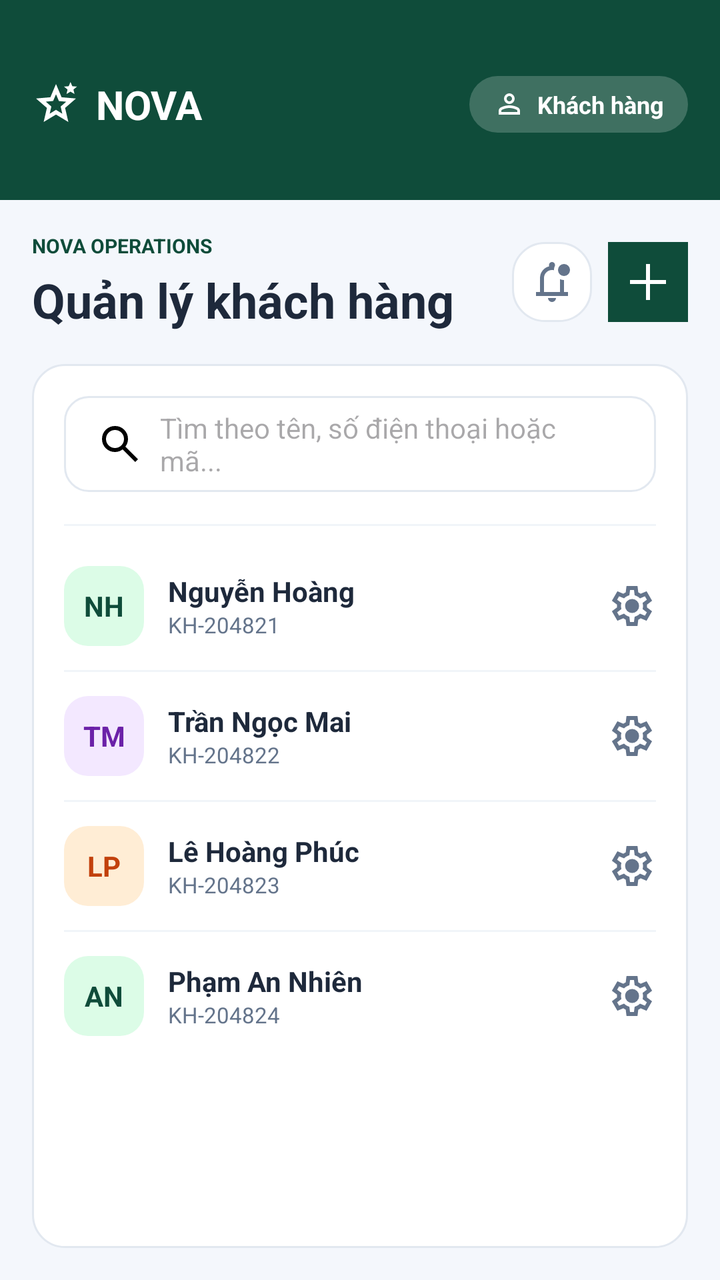
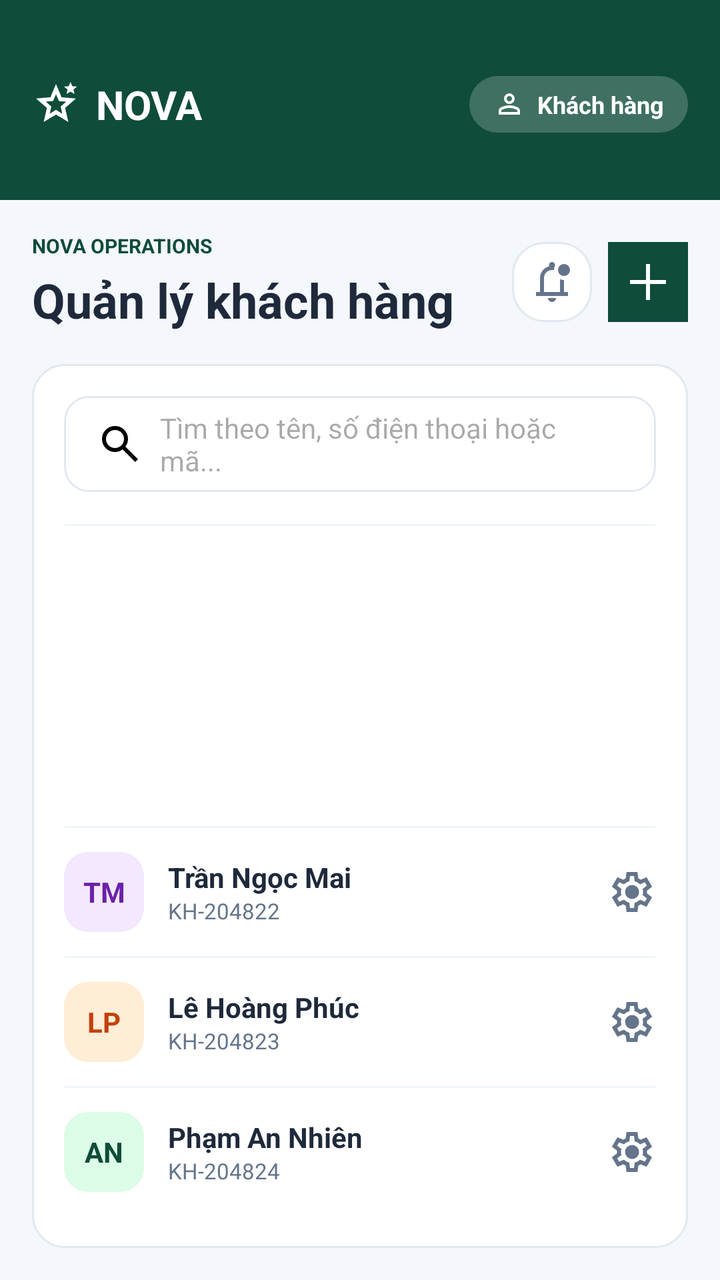

The first picture is an Android layout as it rendered before a commit; the second is the same layout after the commit. The layout source and the unified diff follow.
<!-- AndroidManifest.xml: application theme Theme.Industrial_and_Commercial_Bank_of_TDTU -->
<!-- res/layout/activity_customer_manager.xml -->
<?xml version="1.0" encoding="utf-8"?>
<androidx.constraintlayout.widget.ConstraintLayout xmlns:android="http://schemas.android.com/apk/res/android"
    xmlns:app="http://schemas.android.com/apk/res-auto"
    xmlns:tools="http://schemas.android.com/tools"
    android:id="@+id/main"
    android:layout_width="match_parent"
    android:layout_height="match_parent"
    android:background="#F4F7FC"
    tools:context=".CustomerManager">

    
    <View
        android:id="@+id/headerBg"
        android:layout_width="match_parent"
        android:layout_height="100dp"
        android:background="@drawable/bg_header_dark_green"
        app:layout_constraintTop_toTopOf="parent" />

    
    <ImageView
        android:id="@+id/imgLogo"
        android:layout_width="24dp"
        android:layout_height="24dp"
        android:layout_marginStart="16dp"
        android:layout_marginTop="40dp"
        android:src="@drawable/stars_2"
        app:tint="#FFFFFF"
        app:layout_constraintStart_toStartOf="parent"
        app:layout_constraintTop_toTopOf="parent" />

    <TextView
        android:layout_width="wrap_content"
        android:layout_height="wrap_content"
        android:layout_marginStart="8dp"
        android:text="NOVA"
        android:textColor="#FFFFFF"
        android:textSize="20sp"
        android:textStyle="bold"
        app:layout_constraintBottom_toBottomOf="@+id/imgLogo"
        app:layout_constraintStart_toEndOf="@+id/imgLogo"
        app:layout_constraintTop_toTopOf="@+id/imgLogo" />

    <LinearLayout
        android:layout_width="wrap_content"
        android:layout_height="wrap_content"
        android:layout_marginEnd="16dp"
        android:background="@drawable/bg_pill_transparent"
        android:gravity="center_vertical"
        android:orientation="horizontal"
        android:paddingHorizontal="12dp"
        android:paddingVertical="6dp"
        app:layout_constraintBottom_toBottomOf="@+id/imgLogo"
        app:layout_constraintEnd_toEndOf="parent"
        app:layout_constraintTop_toTopOf="@+id/imgLogo">

        <ImageView
            android:layout_width="16dp"
            android:layout_height="16dp"
            android:src="@drawable/person_24px"
            app:tint="#FFFFFF" />

        <TextView
            android:layout_width="wrap_content"
            android:layout_height="wrap_content"
            android:layout_marginStart="6dp"
            android:text="Khách hàng"
            android:textColor="#FFFFFF"
            android:textSize="12sp"
            android:textStyle="bold" />
    </LinearLayout>

    <LinearLayout
        android:layout_width="match_parent"
        android:layout_height="0dp"
        android:orientation="vertical"
        android:padding="16dp"
        app:layout_constraintBottom_toBottomOf="parent"
        app:layout_constraintTop_toBottomOf="@+id/headerBg">

        
        <androidx.constraintlayout.widget.ConstraintLayout
            android:layout_width="match_parent"
            android:layout_height="wrap_content"
            android:layout_marginBottom="16dp">

            <TextView
                android:id="@+id/tvSubtitle"
                android:layout_width="wrap_content"
                android:layout_height="wrap_content"
                android:text="NOVA OPERATIONS"
                android:textColor="#0F4C3A"
                android:textSize="10sp"
                android:textStyle="bold"
                app:layout_constraintStart_toStartOf="parent"
                app:layout_constraintTop_toTopOf="parent" />

            <TextView
                android:layout_width="wrap_content"
                android:layout_height="wrap_content"
                android:layout_marginTop="4dp"
                android:text="Quản lý khách hàng"
                android:textColor="#1E293B"
                android:textSize="24sp"
                android:textStyle="bold"
                app:layout_constraintStart_toStartOf="parent"
                app:layout_constraintTop_toBottomOf="@+id/tvSubtitle" />

            <ImageButton
                android:id="@+id/btnAddCustomer"
                android:layout_width="40dp"
                android:layout_height="40dp"
                android:background="@drawable/bg_header_dark_green"
                android:src="@drawable/add_2"
                app:tint="#FFFFFF"
                app:layout_constraintBottom_toBottomOf="parent"
                app:layout_constraintEnd_toEndOf="parent"
                app:layout_constraintTop_toTopOf="parent" />

            <ImageButton
                android:id="@+id/btnNoti"
                android:layout_width="40dp"
                android:layout_height="40dp"
                android:layout_marginEnd="8dp"
                android:background="@drawable/bg_card_white"
                android:src="@drawable/notifications_unread_24px"
                app:tint="#64748B"
                app:layout_constraintBottom_toBottomOf="parent"
                app:layout_constraintEnd_toStartOf="@+id/btnAddCustomer"
                app:layout_constraintTop_toTopOf="parent" />

        </androidx.constraintlayout.widget.ConstraintLayout>

        
        <LinearLayout
            android:layout_width="match_parent"
            android:layout_height="match_parent"
            android:background="@drawable/bg_card_white"
            android:orientation="vertical"
            android:padding="16dp">

            
            <EditText
                android:id="@+id/etSearchCustomer"
                android:layout_width="match_parent"
                android:layout_height="48dp"
                android:layout_marginBottom="16dp"
                android:background="@drawable/bg_input_rounded"
                android:drawableStart="@drawable/search"
                android:drawablePadding="8dp"
                android:hint="Tìm theo tên, số điện thoại hoặc mã..."
                android:paddingHorizontal="16dp"
                android:textSize="14sp" />

            <View
                android:layout_width="match_parent"
                android:layout_height="1dp"
                android:background="#F1F5F9"
                android:layout_marginBottom="8dp"/>

            
            
            <LinearLayout
                android:id="@+id/itemCustomer1"
                android:layout_width="match_parent"
                android:layout_height="wrap_content"
                android:gravity="center_vertical"
                android:orientation="horizontal"
                android:paddingVertical="12dp">

                <TextView
                    android:layout_width="40dp"
                    android:layout_height="40dp"
                    android:background="@drawable/bg_icon_green"
                    android:gravity="center"
                    android:text="NH"
                    android:textColor="#0F4C3A"
                    android:textSize="14sp"
                    android:textStyle="bold" />

                <LinearLayout
                    android:layout_width="0dp"
                    android:layout_height="wrap_content"
                    android:layout_marginStart="12dp"
                    android:layout_weight="1"
                    android:orientation="vertical">

                    <TextView
                        android:layout_width="wrap_content"
                        android:layout_height="wrap_content"
                        android:text="Nguyễn Hoàng"
                        android:textColor="#1E293B"
                        android:textStyle="bold" />

                    <TextView
                        android:layout_width="wrap_content"
                        android:layout_height="wrap_content"
                        android:text="KH-204821"
                        android:textColor="#64748B"
                        android:textSize="11sp" />
                </LinearLayout>

                <ImageView
                    android:layout_width="24dp"
                    android:layout_height="24dp"
                    android:src="@drawable/settings"
                    app:tint="#64748B" />
            </LinearLayout>

            <View
                android:layout_width="match_parent"
                android:layout_height="1dp"
                android:background="#F1F5F9" />

            
            <LinearLayout
                android:id="@+id/itemCustomer2"
                android:layout_width="match_parent"
                android:layout_height="wrap_content"
                android:gravity="center_vertical"
                android:orientation="horizontal"
                android:paddingVertical="12dp">

                <TextView
                    android:layout_width="40dp"
                    android:layout_height="40dp"
                    android:background="@drawable/bg_icon_purple"
                    android:gravity="center"
                    android:text="TM"
                    android:textColor="#6B21A8"
                    android:textSize="14sp"
                    android:textStyle="bold" />

                <LinearLayout
                    android:layout_width="0dp"
                    android:layout_height="wrap_content"
                    android:layout_marginStart="12dp"
                    android:layout_weight="1"
                    android:orientation="vertical">

                    <TextView
                        android:layout_width="wrap_content"
                        android:layout_height="wrap_content"
                        android:text="Trần Ngọc Mai"
                        android:textColor="#1E293B"
                        android:textStyle="bold" />

                    <TextView
                        android:layout_width="wrap_content"
                        android:layout_height="wrap_content"
                        android:text="KH-204822"
                        android:textColor="#64748B"
                        android:textSize="11sp" />
                </LinearLayout>

                <ImageView
                    android:layout_width="24dp"
                    android:layout_height="24dp"
                    android:src="@drawable/settings"
                    app:tint="#64748B" />
            </LinearLayout>

            <View
                android:layout_width="match_parent"
                android:layout_height="1dp"
                android:background="#F1F5F9" />

            
            <LinearLayout
                android:id="@+id/itemCustomer3"
                android:layout_width="match_parent"
                android:layout_height="wrap_content"
                android:gravity="center_vertical"
                android:orientation="horizontal"
                android:paddingVertical="12dp">

                <TextView
                    android:layout_width="40dp"
                    android:layout_height="40dp"
                    android:background="@drawable/bg_icon_orange"
                    android:gravity="center"
                    android:text="LP"
                    android:textColor="#C2410C"
                    android:textSize="14sp"
                    android:textStyle="bold" />

                <LinearLayout
                    android:layout_width="0dp"
                    android:layout_height="wrap_content"
                    android:layout_marginStart="12dp"
                    android:layout_weight="1"
                    android:orientation="vertical">

                    <TextView
                        android:layout_width="wrap_content"
                        android:layout_height="wrap_content"
                        android:text="Lê Hoàng Phúc"
                        android:textColor="#1E293B"
                        android:textStyle="bold" />

                    <TextView
                        android:layout_width="wrap_content"
                        android:layout_height="wrap_content"
                        android:text="KH-204823"
                        android:textColor="#64748B"
                        android:textSize="11sp" />
                </LinearLayout>

                <ImageView
                    android:layout_width="24dp"
                    android:layout_height="24dp"
                    android:src="@drawable/settings"
                    app:tint="#64748B" />
            </LinearLayout>

            <View
                android:layout_width="match_parent"
                android:layout_height="1dp"
                android:background="#F1F5F9" />

            
            <LinearLayout
                android:id="@+id/itemCustomer4"
                android:layout_width="match_parent"
                android:layout_height="wrap_content"
                android:gravity="center_vertical"
                android:orientation="horizontal"
                android:paddingVertical="12dp">

                <TextView
                    android:layout_width="40dp"
                    android:layout_height="40dp"
                    android:background="@drawable/bg_icon_green"
                    android:gravity="center"
                    android:text="AN"
                    android:textColor="#0F4C3A"
                    android:textSize="14sp"
                    android:textStyle="bold" />

                <LinearLayout
                    android:layout_width="0dp"
                    android:layout_height="wrap_content"
                    android:layout_marginStart="12dp"
                    android:layout_weight="1"
                    android:orientation="vertical">

                    <TextView
                        android:layout_width="wrap_content"
                        android:layout_height="wrap_content"
                        android:text="Phạm An Nhiên"
                        android:textColor="#1E293B"
                        android:textStyle="bold" />

                    <TextView
                        android:layout_width="wrap_content"
                        android:layout_height="wrap_content"
                        android:text="KH-204824"
                        android:textColor="#64748B"
                        android:textSize="11sp" />
                </LinearLayout>

                <ImageView
                    android:layout_width="24dp"
                    android:layout_height="24dp"
                    android:src="@drawable/settings"
                    app:tint="#64748B" />
            </LinearLayout>

        </LinearLayout>
    </LinearLayout>

</androidx.constraintlayout.widget.ConstraintLayout>
<!-- resources referenced by this layout -->
<resources>
  <!-- drawable add_2 (drawable) -->
  <vector xmlns:android="http://schemas.android.com/apk/res/android"
      android:width="24dp"
      android:height="24dp"
      android:viewportWidth="24"
      android:viewportHeight="24">
      <path android:fillColor="#006400"
          android:pathData="M11,21V13H3V11h8V3h2v8h8v2H13v8H11Z"/>
  </vector>
  <!-- drawable bg_card_white (drawable) -->
  <?xml version="1.0" encoding="utf-8"?>
  <shape xmlns:android="http://schemas.android.com/apk/res/android">
      <solid android:color="#FFFFFF" />
      <corners android:radius="16dp" />
      <stroke android:width="1dp" android:color="#E2E8F0" />
  </shape>
  <!-- drawable bg_header_dark_green (drawable) -->
  <?xml version="1.0" encoding="utf-8"?>
  <shape xmlns:android="http://schemas.android.com/apk/res/android">
      <solid android:color="#0F4C3A" />
  </shape>
  <!-- drawable bg_icon_green (drawable) -->
  <?xml version="1.0" encoding="utf-8"?>
  <shape xmlns:android="http://schemas.android.com/apk/res/android">
      <solid android:color="#DCFCE7" />
      <corners android:radius="12dp" />
  </shape>
  <!-- drawable bg_icon_orange (drawable) -->
  <?xml version="1.0" encoding="utf-8"?>
  <shape xmlns:android="http://schemas.android.com/apk/res/android">
      <solid android:color="#FFEDD5" />
      <corners android:radius="12dp" />
  </shape>
  <!-- drawable bg_icon_purple (drawable) -->
  <?xml version="1.0" encoding="utf-8"?>
  <shape xmlns:android="http://schemas.android.com/apk/res/android">
      <solid android:color="#F3E8FF" />
      <corners android:radius="12dp" />
  </shape>
  <!-- drawable bg_input_rounded (drawable) -->
  <?xml version="1.0" encoding="utf-8"?>
  <shape xmlns:android="http://schemas.android.com/apk/res/android"
      android:shape="rectangle">
      
      <solid android:color="#FFFFFF" />
  
      
      <corners android:radius="12dp" />
  
      
      <stroke
          android:width="1dp"
          android:color="#E2E8F0" />
  </shape>
  <!-- drawable bg_pill_transparent (drawable) -->
  <?xml version="1.0" encoding="utf-8"?>
  <shape xmlns:android="http://schemas.android.com/apk/res/android">
      <solid android:color="#33FFFFFF" />
      <corners android:radius="20dp" />
  </shape>
  <!-- drawable search (drawable) -->
  <vector xmlns:android="http://schemas.android.com/apk/res/android"
      android:width="24dp"
      android:height="24dp"
      android:viewportWidth="24"
      android:viewportHeight="24">
      <path android:fillColor="@android:color/black"
          android:pathData="M19.6,21l-6.3-6.3q-0.75,0.6-1.72,0.95T9.5,16q-2.72,0-4.61-1.89Q3,12.23 3,9.5Q3,6.77 4.89,4.89T9.5,3t4.61,1.89T16,9.5q0,1.1-0.35,2.07T14.7,13.3L21,19.6L19.6,21ZM9.5,14q1.88,0 3.19-1.31T14,9.5T12.69,6.31T9.5,5T6.31,6.31T5,9.5t1.31,3.19T9.5,14Z"/>
  </vector>
  <!-- drawable stars_2 (drawable) -->
  <vector xmlns:android="http://schemas.android.com/apk/res/android"
      android:width="24dp"
      android:height="24dp"
      android:viewportWidth="24"
      android:viewportHeight="24">
      <path android:fillColor="@android:color/black"
          android:pathData="M8.85,16.83L12,14.93l3.15,1.93l-0.82-3.6l2.78-2.4l-3.65-0.33L12,7.13L10.55,10.5L6.9,10.83l2.78,2.43L8.85,16.83ZM5.83,21l1.63-7.03L2,9.25L9.2,8.63L12,2l2.8,6.63L22,9.25l-5.45,4.72L18.18,21L12,17.27L5.83,21ZM17.25,7l0.53-2.23L16,3.3l2.35-0.2L19.25,1l0.9,2.1L22.5,3.3L20.73,4.77L21.25,7l-2-1.18L17.25,7ZM12,11.98Z"/>
  </vector>
  <style name="Theme.Industrial_and_Commercial_Bank_of_TDTU" parent="Base.Theme.Industrial_and_Commercial_Bank_of_TDTU" />
  <style name="Base.Theme.Industrial_and_Commercial_Bank_of_TDTU" parent="Theme.Material3.DayNight.NoActionBar">
          
          
      </style>
  <!-- unchanged entries left out for length: 3 -->
</resources>

<!-- the commit's change to res/layout/activity_customer_manager.xml (unified diff, before → after) -->
@@ -157,6 +157,14 @@
                 android:background="#F1F5F9"
                 android:layout_marginBottom="8dp"/>
 
+            <ListView
+                android:id="@+id/lvCustomers"
+                android:layout_width="match_parent"
+                android:layout_height="0dp"
+                android:layout_weight="1"
+                android:divider="#F1F5F9"
+                android:dividerHeight="1dp" />
+
             
             
             <LinearLayout
@@ -165,7 +173,8 @@
                 android:layout_height="wrap_content"
                 android:gravity="center_vertical"
                 android:orientation="horizontal"
-                android:paddingVertical="12dp">
+                android:paddingVertical="12dp"
+                android:visibility="gone">
 
                 <TextView
                     android:layout_width="40dp"
